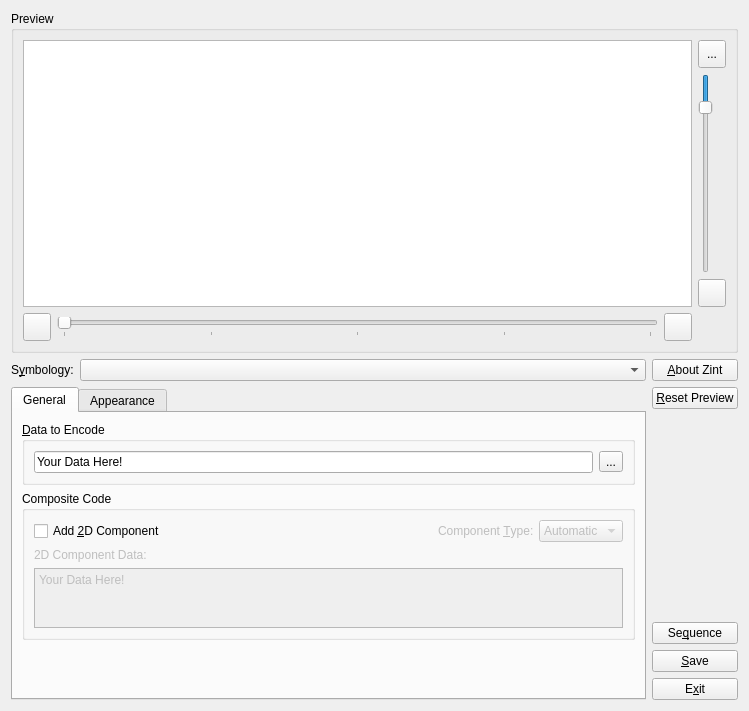
Qt form frontend_qt4/mainWindow.ui (zint/zint-gpl-only) before a commit.
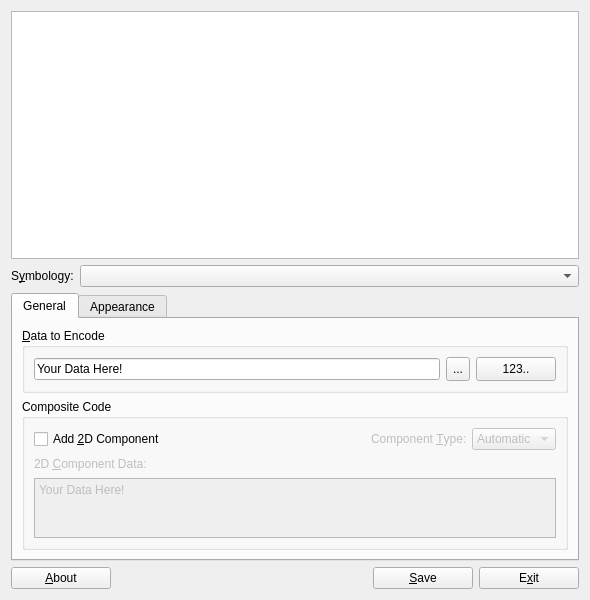
The same form after that commit. The open tabs and pages were chosen to show the change. Icons and pictures are not drawn.

Commit message:
Tidy up and simplification of UI
Removal of sliders and zoom / rotate buttons.
Rearrangement of buttons to reduce amount of grey space.
Reduction of size of preview and of main window.
Smaller, tigter layout works better on small screens and is less complex.

Diff of the .ui file:
```diff
--- a/frontend_qt4/mainWindow.ui
+++ b/frontend_qt4/mainWindow.ui
@@ -5,24 +5,22 @@
   <property name="windowModality">
    <enum>Qt::NonModal</enum>
   </property>
-  <property name="geometry">
-   <rect>
-    <x>0</x>
-    <y>0</y>
-    <width>749</width>
-    <height>711</height>
-   </rect>
+  <property name="sizePolicy">
+   <sizepolicy hsizetype="Fixed" vsizetype="Fixed">
+    <horstretch>0</horstretch>
+    <verstretch>0</verstretch>
+   </sizepolicy>
   </property>
   <property name="minimumSize">
    <size>
-    <width>749</width>
-    <height>711</height>
+    <width>590</width>
+    <height>600</height>
    </size>
   </property>
   <property name="maximumSize">
    <size>
-    <width>749</width>
-    <height>711</height>
+    <width>590</width>
+    <height>600</height>
    </size>
   </property>
   <property name="windowTitle">
@@ -32,214 +30,48 @@
    <iconset resource="resources.qrc">
     <normaloff>:/images/zint.png</normaloff>:/images/zint.png</iconset>
   </property>
+  <property name="autoFillBackground">
+   <bool>false</bool>
+  </property>
+  <property name="styleSheet">
+   <string notr="true"/>
+  </property>
   <property name="locale">
    <locale language="English" country="UnitedStates"/>
   </property>
-  <layout class="QVBoxLayout" name="verticalLayout_7">
+  <layout class="QVBoxLayout" name="verticalLayout_5">
    <item>
-    <widget class="QGroupBox" name="groupPreview">
+    <widget class="QGraphicsView" name="view">
+     <property name="sizePolicy">
+      <sizepolicy hsizetype="Fixed" vsizetype="Fixed">
+       <horstretch>0</horstretch>
+       <verstretch>0</verstretch>
+      </sizepolicy>
+     </property>
+     <property name="minimumSize">
+      <size>
+       <width>0</width>
+       <height>0</height>
+      </size>
+     </property>
+     <property name="maximumSize">
+      <size>
+       <width>1000</width>
+       <height>1000</height>
+      </size>
+     </property>
+     <property name="toolTip">
+      <string>Resulting barcode shown here</string>
+     </property>
      <property name="autoFillBackground">
       <bool>false</bool>
      </property>
-     <property name="title">
-      <string>Preview</string>
-     </property>
-     <layout class="QGridLayout" name="gridLayout_2">
-      <item row="0" column="0" rowspan="3" colspan="3">
-       <widget class="QGraphicsView" name="view">
-        <property name="sizePolicy">
-         <sizepolicy hsizetype="Expanding" vsizetype="Expanding">
-          <horstretch>0</horstretch>
-          <verstretch>0</verstretch>
-         </sizepolicy>
-        </property>
-        <property name="autoFillBackground">
-         <bool>false</bool>
-        </property>
-       </widget>
-      </item>
-      <item row="0" column="3">
-       <widget class="QToolButton" name="btnZoomOut">
-        <property name="minimumSize">
-         <size>
-          <width>28</width>
-          <height>28</height>
-         </size>
-        </property>
-        <property name="maximumSize">
-         <size>
-          <width>28</width>
-          <height>28</height>
-         </size>
-        </property>
-        <property name="toolTip">
-         <string>Zoom out</string>
-        </property>
-        <property name="text">
-         <string>...</string>
-        </property>
-        <property name="icon">
-         <iconset resource="resources.qrc">
-          <normaloff>:/images/zoomout.png</normaloff>:/images/zoomout.png</iconset>
-        </property>
-        <property name="iconSize">
-         <size>
-          <width>22</width>
-          <height>22</height>
-         </size>
-        </property>
-       </widget>
-      </item>
-      <item row="1" column="3">
-       <widget class="QSlider" name="scaleSlider">
-        <property name="toolTip">
-         <string>Adjust zoom</string>
-        </property>
-        <property name="locale">
-         <locale language="English" country="UnitedStates"/>
-        </property>
-        <property name="minimum">
-         <number>50</number>
-        </property>
-        <property name="maximum">
-         <number>400</number>
-        </property>
-        <property name="value">
-         <number>100</number>
-        </property>
-        <property name="orientation">
-         <enum>Qt::Vertical</enum>
-        </property>
-        <property name="invertedAppearance">
-         <bool>true</bool>
-        </property>
-        <property name="invertedControls">
-         <bool>false</bool>
-        </property>
-       </widget>
-      </item>
-      <item row="2" column="3">
-       <widget class="QToolButton" name="btnZoomIn">
-        <property name="minimumSize">
-         <size>
-          <width>28</width>
-          <height>28</height>
-         </size>
-        </property>
-        <property name="maximumSize">
-         <size>
-          <width>28</width>
-          <height>28</height>
-         </size>
-        </property>
-        <property name="toolTip">
-         <string>Zoom in</string>
-        </property>
-        <property name="icon">
-         <iconset resource="resources.qrc">
-          <normaloff>:/images/zoomin.png</normaloff>:/images/zoomin.png</iconset>
-        </property>
-        <property name="iconSize">
-         <size>
-          <width>22</width>
-          <height>22</height>
-         </size>
-        </property>
-       </widget>
-      </item>
-      <item row="4" column="0">
-       <widget class="QToolButton" name="btnRotateLeft">
-        <property name="minimumSize">
-         <size>
-          <width>28</width>
-          <height>28</height>
-         </size>
-        </property>
-        <property name="maximumSize">
-         <size>
-          <width>28</width>
-          <height>28</height>
-         </size>
-        </property>
-        <property name="toolTip">
-         <string>Rotate anti-clockwise</string>
-        </property>
-        <property name="locale">
-         <locale language="English" country="UnitedStates"/>
-        </property>
-        <property name="icon">
-         <iconset resource="resources.qrc">
-          <normaloff>:/images/rotateleft.png</normaloff>:/images/rotateleft.png</iconset>
-        </property>
-        <property name="iconSize">
-         <size>
-          <width>22</width>
-          <height>22</height>
-         </size>
-        </property>
-       </widget>
-      </item>
-      <item row="4" column="1">
-       <widget class="QSlider" name="rotateSlider">
-        <property name="toolTip">
-         <string>Adjust Rotation</string>
-        </property>
-        <property name="locale">
-         <locale language="English" country="UnitedStates"/>
-        </property>
-        <property name="maximum">
-         <number>360</number>
-        </property>
-        <property name="pageStep">
-         <number>15</number>
-        </property>
-        <property name="orientation">
-         <enum>Qt::Horizontal</enum>
-        </property>
-        <property name="tickPosition">
-         <enum>QSlider::TicksBelow</enum>
-        </property>
-        <property name="tickInterval">
-         <number>90</number>
-        </property>
-       </widget>
-      </item>
-      <item row="4" column="2">
-       <widget class="QToolButton" name="btnRotatRight">
-        <property name="minimumSize">
-         <size>
-          <width>28</width>
-          <height>28</height>
-         </size>
-        </property>
-        <property name="maximumSize">
-         <size>
-          <width>28</width>
-          <height>28</height>
-         </size>
-        </property>
-        <property name="toolTip">
-         <string>Rotate clockwise</string>
-        </property>
-        <property name="icon">
-         <iconset resource="resources.qrc">
-          <normaloff>:/images/rotateright.png</normaloff>:/images/rotateright.png</iconset>
-        </property>
-        <property name="iconSize">
-         <size>
-          <width>22</width>
-          <height>22</height>
-         </size>
-        </property>
-       </widget>
-      </item>
-     </layout>
     </widget>
    </item>
    <item>
     <layout class="QHBoxLayout" name="horizontalLayout">
      <property name="sizeConstraint">
-      <enum>QLayout::SetMaximumSize</enum>
+      <enum>QLayout::SetMinimumSize</enum>
      </property>
      <item>
       <layout class="QVBoxLayout" name="verticalLayout_6">
@@ -276,7 +108,7 @@
        <item>
         <widget class="QTabWidget" name="tabMain">
          <property name="sizePolicy">
-          <sizepolicy hsizetype="Expanding" vsizetype="Expanding">
+          <sizepolicy hsizetype="Minimum" vsizetype="Minimum">
            <horstretch>0</horstretch>
            <verstretch>0</verstretch>
           </sizepolicy>
@@ -304,7 +136,7 @@
            <item>
             <widget class="QGroupBox" name="grpData">
              <property name="sizePolicy">
-              <sizepolicy hsizetype="Preferred" vsizetype="Minimum">
+              <sizepolicy hsizetype="Minimum" vsizetype="Minimum">
                <horstretch>0</horstretch>
                <verstretch>0</verstretch>
               </sizepolicy>
@@ -325,11 +157,37 @@
               </item>
               <item>
                <widget class="QToolButton" name="btnMoreData">
+                <property name="minimumSize">
+                 <size>
+                  <width>0</width>
+                  <height>24</height>
+                 </size>
+                </property>
+                <property name="toolTip">
+                 <string>Encode more data
+or import from file</string>
+                </property>
                 <property name="text">
                  <string>...</string>
                 </property>
                </widget>
               </item>
+              <item>
+               <widget class="QPushButton" name="btnSequence">
+                <property name="minimumSize">
+                 <size>
+                  <width>0</width>
+                  <height>24</height>
+                 </size>
+                </property>
+                <property name="toolTip">
+                 <string>Encode a sequence</string>
+                </property>
+                <property name="text">
+                 <string>123..</string>
+                </property>
+               </widget>
+              </item>
              </layout>
             </widget>
            </item>
@@ -339,7 +197,7 @@
               <bool>true</bool>
              </property>
              <property name="sizePolicy">
-              <sizepolicy hsizetype="Preferred" vsizetype="Fixed">
+              <sizepolicy hsizetype="Minimum" vsizetype="Minimum">
                <horstretch>0</horstretch>
                <verstretch>0</verstretch>
               </sizepolicy>
@@ -429,13 +287,16 @@
               </item>
               <item>
                <layout class="QVBoxLayout" name="verticalLayout">
+                <property name="sizeConstraint">
+                 <enum>QLayout::SetMinimumSize</enum>
+                </property>
                 <item>
                  <widget class="QLabel" name="lblComposite">
                   <property name="enabled">
                    <bool>false</bool>
                   </property>
                   <property name="text">
-                   <string>2D Component Data:</string>
+                   <string>2D &amp;Component Data:</string>
                   </property>
                   <property name="buddy">
                    <cstring>txtComposite</cstring>
@@ -466,8 +327,8 @@
                    <string>&lt;!DOCTYPE HTML PUBLIC &quot;-//W3C//DTD HTML 4.0//EN&quot; &quot;http://www.w3.org/TR/REC-html40/strict.dtd&quot;&gt;
 &lt;html&gt;&lt;head&gt;&lt;meta name=&quot;qrichtext&quot; content=&quot;1&quot; /&gt;&lt;style type=&quot;text/css&quot;&gt;
 p, li { white-space: pre-wrap; }
-&lt;/style&gt;&lt;/head&gt;&lt;body style=&quot; font-family:'MS Shell Dlg 2'; font-size:8.25pt; font-weight:400; font-style:normal;&quot;&gt;
-&lt;p style=&quot; margin-top:0px; margin-bottom:0px; margin-left:0px; margin-right:0px; -qt-block-indent:0; text-indent:0px;&quot;&gt;&lt;span style=&quot; font-family:'Sans Serif'; font-size:9pt;&quot;&gt;Your Data Here!&lt;/span&gt;&lt;/p&gt;&lt;/body&gt;&lt;/html&gt;</string>
+&lt;/style&gt;&lt;/head&gt;&lt;body style=&quot; font-family:'Sans Serif'; font-size:9pt; font-weight:400; font-style:normal;&quot;&gt;
+&lt;p style=&quot; margin-top:0px; margin-bottom:0px; margin-left:0px; margin-right:0px; -qt-block-indent:0; text-indent:0px;&quot;&gt;Your Data Here!&lt;/p&gt;&lt;/body&gt;&lt;/html&gt;</string>
                   </property>
                   <property name="acceptRichText">
                    <bool>false</bool>
@@ -479,19 +340,6 @@
              </layout>
             </widget>
            </item>
-           <item>
-            <spacer name="verticalSpacer_3">
-             <property name="orientation">
-              <enum>Qt::Vertical</enum>
-             </property>
-             <property name="sizeHint" stdset="0">
-              <size>
-               <width>20</width>
-               <height>40</height>
-              </size>
-             </property>
-            </spacer>
-           </item>
           </layout>
          </widget>
          <widget class="QWidget" name="tabAppear">
@@ -675,6 +523,16 @@
                </property>
               </widget>
              </item>
+             <item row="3" column="3">
+              <widget class="QPushButton" name="btnReset">
+               <property name="toolTip">
+                <string>Reset to black on white</string>
+               </property>
+               <property name="text">
+                <string>&amp;Reset Colours</string>
+               </property>
+              </widget>
+             </item>
             </layout>
            </item>
            <item>
@@ -706,63 +564,67 @@
        </item>
       </layout>
      </item>
-     <item>
-      <layout class="QVBoxLayout" name="verticalLayout_5">
-       <item>
-        <widget class="QPushButton" name="btnAbout">
-         <property name="text">
-          <string>&amp;About Zint</string>
-         </property>
-        </widget>
-       </item>
-       <item>
-        <widget class="QPushButton" name="btnReset">
-         <property name="toolTip">
-          <string>Reset zoom, rotation and colour.</string>
-         </property>
-         <property name="text">
-          <string>&amp;Reset Preview</string>
-         </property>
-        </widget>
-       </item>
-       <item>
-        <spacer name="verticalSpacer_2">
-         <property name="orientation">
-          <enum>Qt::Vertical</enum>
-         </property>
-         <property name="sizeHint" stdset="0">
-          <size>
-           <width>20</width>
-           <height>40</height>
-          </size>
-         </property>
-        </spacer>
-       </item>
-       <item>
-        <widget class="QPushButton" name="btnSequence">
-         <property name="text">
-          <string>Se&amp;quence</string>
-         </property>
-        </widget>
-       </item>
-       <item>
-        <widget class="QPushButton" name="btnSave">
-         <property name="toolTip">
-          <string>Save barcode image to file.</string>
-         </property>
-         <property name="text">
-          <string>&amp;Save</string>
-         </property>
-        </widget>
-       </item>
-       <item>
-        <widget class="QPushButton" name="btnExit">
-         <property name="text">
-          <string>E&amp;xit</string>
-         </property>
-        </widget>
-       </item>
-      </layout>
+    </layout>
+   </item>
+   <item>
+    <layout class="QGridLayout" name="gridLayout_2">
+     <item row="0" column="0">
+      <widget class="QPushButton" name="btnAbout">
+       <property name="minimumSize">
+        <size>
+         <width>100</width>
+         <height>0</height>
+        </size>
+       </property>
+       <property name="toolTip">
+        <string>About Zint</string>
+       </property>
+       <property name="text">
+        <string>&amp;About</string>
+       </property>
+      </widget>
+     </item>
+     <item row="0" column="4">
+      <widget class="QPushButton" name="btnSave">
+       <property name="minimumSize">
+        <size>
+         <width>100</width>
+         <height>0</height>
+        </size>
+       </property>
+       <property name="toolTip">
+        <string>Save image to file</string>
+       </property>
+       <property name="text">
+        <string>&amp;Save</string>
+       </property>
+      </widget>
+     </item>
+     <item row="0" column="5">
+      <widget class="QPushButton" name="btnExit">
+       <property name="minimumSize">
+        <size>
+         <width>100</width>
+         <height>0</height>
+        </size>
+       </property>
+       <property name="text">
+        <string>E&amp;xit</string>
+       </property>
+      </widget>
+     </item>
+     <item row="0" column="1">
+      <spacer name="horizontalSpacer_2">
+       <property name="orientation">
+        <enum>Qt::Horizontal</enum>
+       </property>
+       <property name="sizeHint" stdset="0">
+        <size>
+         <width>40</width>
+         <height>20</height>
+        </size>
+       </property>
+      </spacer>
      </item>
     </layout>
    </item>
```
Left out of the diff: 53 changed lines with no effect on the pictures. The commit also changes 2 other files.
